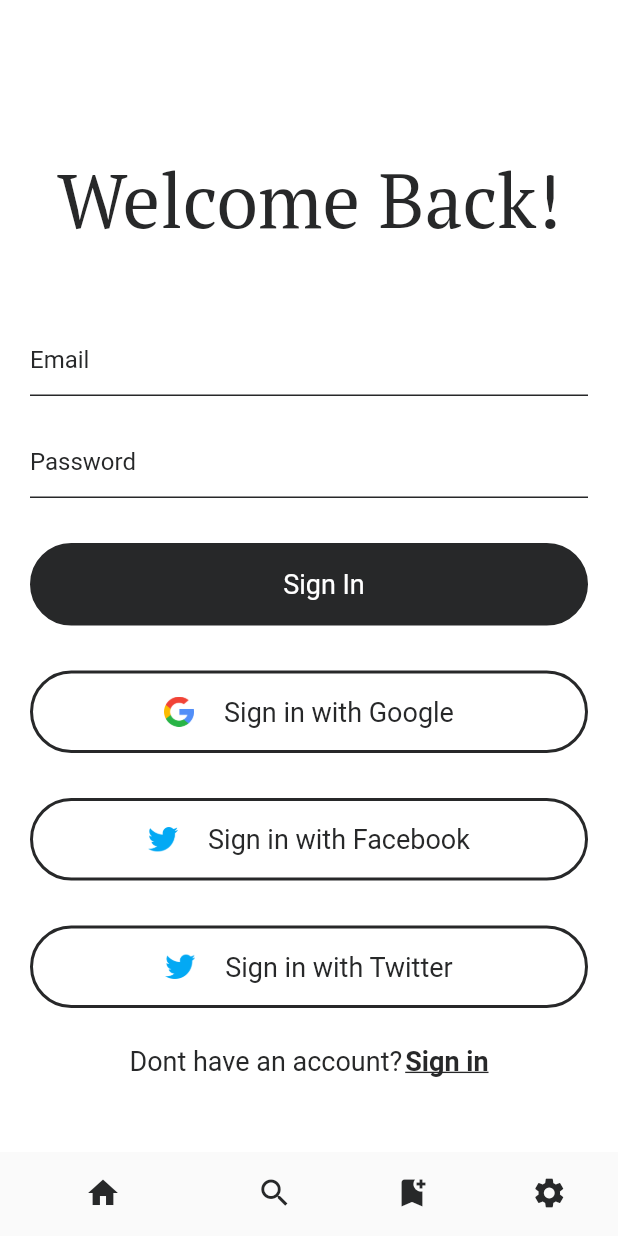
After one commit to Celestial00/In-Sight-App, a Flutter app: the screen it shows after launch, on a phone screen of 412 x 824 dp. The commit adds this screen. Run offline on Flutter 3.47's test engine with Material 2 defaults, Android fonts, the phone set to English and light mode, and no system bars; our stand-ins replace google_fonts; Roboto replaces fonts that are missing (Ubuntu).

Commit message:
Sign_up and Sign_In

```diff
--- a/lib/Constants/Color.dart
+++ b/lib/Constants/Color.dart
@@ -2,5 +2,6 @@ import 'package:flutter/material.dart';
 
 const Pri_Color = Color(0xff61677A);
 const Sec_Color = Color(0xff272829);
-const BackGround_Color = Color(0xfff1f1f1);
+
+const BackGround_Color = Colors.white;
 const btn_Color = Color(0xffFE0000);
--- /dev/null
+++ b/lib/Constants/Fonts_Style.dart
@@ -0,0 +1,23 @@
+import 'package:flutter/material.dart';
+import 'package:google_fonts/google_fonts.dart';
+import 'package:insight/Constants/Color.dart';
+
+class Ubuntu_Style_Text extends StatelessWidget {
+  final String text;
+  double fontSize ;
+  final Color color;
+
+  Ubuntu_Style_Text({required this.text, required this.fontSize, required this.color});
+
+  @override
+  Widget build(BuildContext context) {
+    return Text(
+      text,
+      style: GoogleFonts.ubuntu(
+        fontSize: fontSize,
+        fontWeight: FontWeight.normal,
+        color: color,
+      ),
+    );
+  }
+}
--- /dev/null
+++ b/lib/components/Custom_Buttons.dart
@@ -0,0 +1,73 @@
+import 'package:flutter/material.dart';
+import 'package:google_fonts/google_fonts.dart';
+import 'package:insight/Constants/Color.dart';
+import 'package:insight/Constants/Fonts_Style.dart';
+
+class Custom_Button extends StatelessWidget {
+  final String text;
+  final VoidCallback onPressed;
+  final Color text_color;
+  final Color btn_color;
+  final String pre_icon;
+  final bool isIcon;
+  Custom_Button(
+      {required this.text,
+      required this.onPressed,
+      super.key,
+      this.text_color = Colors.white,
+      this.btn_color = Colors.white,
+      this.pre_icon = "",
+      this.isIcon = false});
+
+  @override
+  Widget build(BuildContext context) {
+    return Padding(
+      padding: const EdgeInsets.symmetric(horizontal: 20),
+      child: InkWell(
+        onTap: onPressed,
+        child: Container(
+          width: double.infinity,
+          height: 55,
+          decoration: BoxDecoration(
+            color: btn_color,
+            borderRadius: BorderRadius.circular(30),
+            border: Border.all(color: Sec_Color, width: 2),
+          ),
+          child: Center(
+            child: Row(
+              mainAxisAlignment: MainAxisAlignment.center,
+              crossAxisAlignment: CrossAxisAlignment.center,
+              children: [
+                isIcon
+                    ? Image.asset(
+                  pre_icon,
+                  width: 20,
+                )
+                    : Container(),
+
+                SizedBox(
+                  width: 20,
+                ),
+                Ubuntu_Style_Text(text: text, fontSize: 18, color: text_color),
+              ],
+            ),
+          ),
+        ),
+      ),
+    );
+  }
+}
+
+// class Google_SignUp_Button extends StatefulWidget {
+//   const Google_SignUp_Button({super.key});
+
+//   @override
+//   State<Google_SignUp_Button> createState() => _Google_SignUp_ButtonState();
+// }
+
+// class _Google_SignUp_ButtonState extends State<Google_SignUp_Button> {
+//   @override
+//   Widget build(BuildContext context) {
+//     return
+//   }
+// }
--- /dev/null
+++ b/lib/components/Text_Field.dart
@@ -0,0 +1,26 @@
+import 'package:flutter/material.dart';
+import 'package:google_fonts/google_fonts.dart';
+import 'package:insight/Constants/Color.dart';
+// import 'package:insight/Constants/Fonts_Style.dart';
+
+class Text_Field extends StatelessWidget {
+
+  final String hint;
+
+  Text_Field({required this.hint ,super.key});
+
+  @override
+  Widget build(BuildContext context) {
+    return Padding(
+      padding: const EdgeInsets.symmetric(horizontal: 20),
+      child: TextField(
+        decoration: InputDecoration(
+            hintText: hint,
+            hintStyle: GoogleFonts.ubuntu(
+                fontSize: 16, fontWeight: FontWeight.normal, color: Sec_Color),
+            enabledBorder:
+                UnderlineInputBorder(borderSide: BorderSide(color: Sec_Color))),
+      ),
+    );
+  }
+}
--- a/lib/main.dart
+++ b/lib/main.dart
@@ -2,6 +2,8 @@ import 'package:flutter/material.dart';
 import 'package:insight/Constants/Color.dart';
 import 'package:insight/views/Home_Page.dart';
 import 'package:insight/views/Search%20_Page.dart';
+import 'package:insight/views/auth/Sign_Up.dart';
+import 'package:insight/views/auth/Sign_in.dart';
 
 void main() {
   runApp(MyApp());
@@ -65,7 +67,7 @@ class _MyAppState extends State<MyApp> {
                   ),
                   label: '')
             ]),
-        body: PageList[_index],
+        body: Sign_In(),
       ),
     );
   }
--- a/lib/views/Home_Page.dart
+++ b/lib/views/Home_Page.dart
@@ -1,3 +1,5 @@
+// ignore_for_file: prefer_const_constructors
+
 import 'package:flutter/material.dart';
 import 'package:insight/Constants/Color.dart';
 
--- /dev/null
+++ b/lib/views/auth/Sign_In.dart
@@ -0,0 +1,119 @@
+// ignore_for_file: prefer_const_constructors, prefer_const_literals_to_create_immutables
+
+import "package:flutter/material.dart";
+import 'package:google_fonts/google_fonts.dart';
+import 'package:insight/Constants/Color.dart';
+import 'package:insight/Constants/Fonts_Style.dart';
+import 'package:insight/components/Text_Field.dart';
+import 'package:insight/components/custom_buttons.dart';
+
+class Sign_In extends StatefulWidget {
+  const Sign_In({super.key});
+
+  @override
+  State<Sign_In> createState() => _Sign_InState();
+}
+
+class _Sign_InState extends State<Sign_In> {
+  @override
+  Widget build(BuildContext context) {
+    return Scaffold(
+      backgroundColor: BackGround_Color,
+      body: Column(
+        //  mainAxisAlignment: MainAxisAlignment.center,
+        crossAxisAlignment: CrossAxisAlignment.center,
+        children: [
+          SizedBox(
+            height: 100,
+          ),
+          Center(
+            child: Text(
+              "Welcome Back!",
+              style: GoogleFonts.ptSerif(
+                  fontSize: 50,
+                  fontWeight: FontWeight.normal,
+                  color: Sec_Color),
+            ),
+          ),
+          SizedBox(
+            height: 50,
+          ),
+          Text_Field(hint: "Email"),
+          SizedBox(
+            height: 20,
+          ),
+          Text_Field(hint: "Password"),
+          SizedBox(
+            height: 30,
+          ),
+          Custom_Button(
+            text: "Sign In",
+            onPressed: () {},
+            text_color: Colors.white,
+            isIcon: false,
+            btn_color: Sec_Color,
+          ),
+          SizedBox(
+            height: 30,
+          ),
+          Custom_Button(
+            onPressed: () {},
+            text: 'Sign in with Google',
+            btn_color: Colors.white,
+            text_color: Sec_Color,
+            isIcon: true,
+            pre_icon: "assets/google.png",
+          ),
+          SizedBox(
+            height: 30,
+          ),
+
+          Custom_Button(
+            onPressed: () {},
+            text: 'Sign in with Facebook',
+            btn_color: Colors.white,
+            text_color: Sec_Color,
+            pre_icon: "assets/twitter.png",
+            isIcon: true,
+            // pre_icon: "assets/facebook.png",
+          ),
+          SizedBox(
+            height: 30,
+          ),
+          Custom_Button(
+            onPressed: () {},
+            text: 'Sign in with Twitter',
+            btn_color: Colors.white,
+            text_color: Sec_Color,
+            pre_icon: "assets/twitter.png",
+            isIcon: true,
+            // pre_icon: "assets/twitter.png",
+          ),
+          SizedBox(
+            height: 25,
+          ),
+          Row(mainAxisAlignment: MainAxisAlignment.center, children: [
+            // Text(
+            //   "Don't have an account?",
+            //   style: GoogleFonts.ubuntu(
+            //       fontSize: 18,
+            //       fontWeight: FontWeight.normal,
+            //       color: Sec_Color),
+            // ),
+            Ubuntu_Style_Text(text: "Dont have an account?", fontSize: 18, color: Sec_Color),            SizedBox(
+              width: 2,
+            ),
+            Text(
+              "Sign in",
+              style: GoogleFonts.ubuntu(
+                  fontSize: 18,
+                  fontWeight: FontWeight.w600,
+                  color: Sec_Color,
+                  decoration: TextDecoration.underline),
+            ),
+          ])
+        ],
+      ),
+    );
+  }
+}
```
Also changed, not shown: lib/views/auth/Sign_Up.dart (added, +94 -0 lines), pubspec.yaml (+9 -4 lines), assets/google.png (added), assets/twitter.png (added), pubspec.lock, 1 other file.
